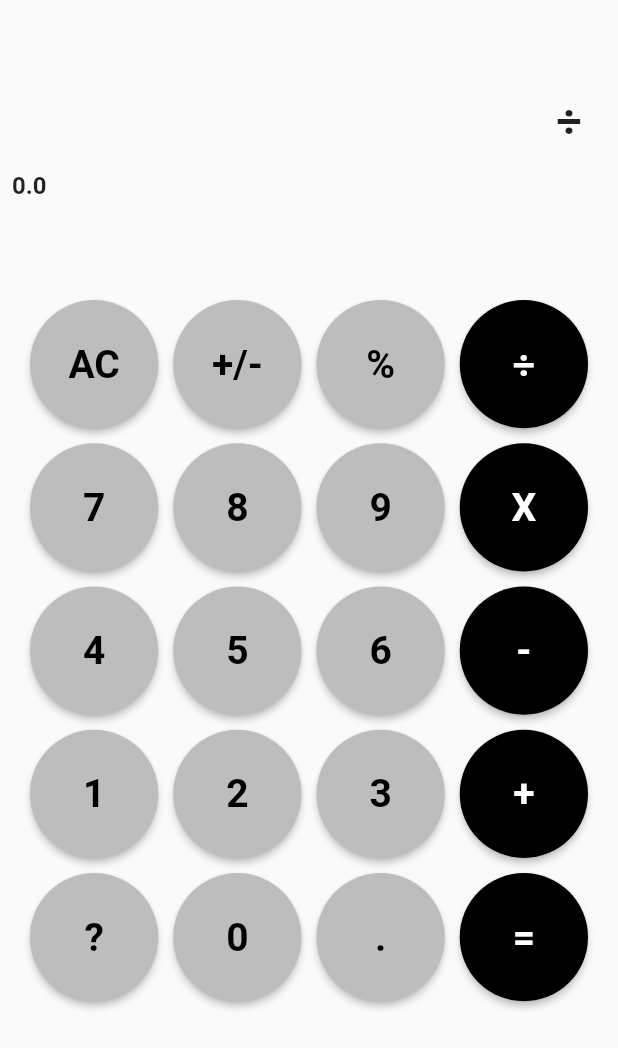
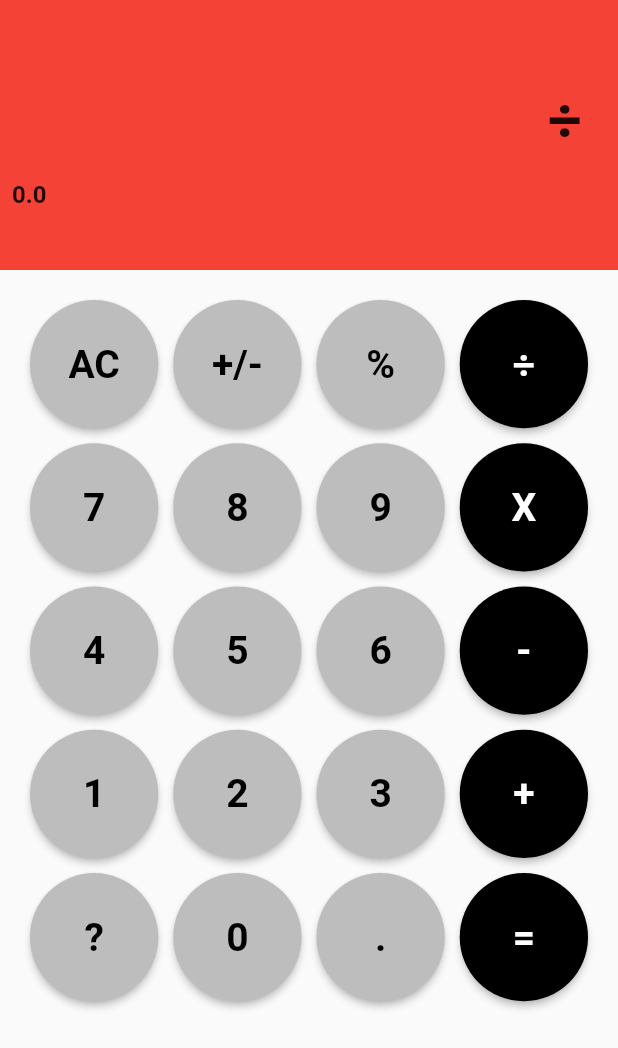
Before and after one commit to Alexandrehs/calculator, a Flutter app: the screen it shows after launch, after a tap on an icon or button, on a phone screen of 412 x 824 dp. Shown: the top 1048 px of the screen. Run offline on Flutter 3.47's test engine with Material 2 defaults, Android fonts, the phone set to English and light mode, and no system bars.

```diff
--- a/lib/main.dart
+++ b/lib/main.dart
@@ -24,6 +24,7 @@ class MyApp extends StatelessWidget {
   Widget build(BuildContext context) {
     return MaterialApp(
       title: 'Calculator',
+      debugShowCheckedModeBanner: false,
       theme: ThemeData(
         primarySwatch: Colors.blue,
       ),
--- a/lib/models/operations_model.dart
+++ b/lib/models/operations_model.dart
@@ -51,12 +51,16 @@ class OperationsModel extends ChangeNotifier {
         return;
       }
       if (_sizeDigitsOfFirstDigit > 0 && _firstDigitsForOperation != 0) {
+        try {
           _secondDigitsForOperation = double.parse(
             _digits
                 .substring(_sizeDigitsOfFirstDigit, _digits.length)
                 .split(operator)
                 .first,
           );
+        } catch (e) {
+          _secondDigitsForOperation = 0;
+        }
 
         switch (_operatorSymbol) {
           case '+':
--- a/lib/widgets/visor_widget.dart
+++ b/lib/widgets/visor_widget.dart
@@ -11,27 +11,28 @@ class VisorWidget extends StatelessWidget {
 
   @override
   Widget build(BuildContext context) {
-    return SizedBox(
+    return Container(
       height: 180,
+      width: double.infinity,
+      color: Colors.red,
       child: Padding(
         padding: const EdgeInsets.all(8.0),
         child: Column(
           mainAxisAlignment: MainAxisAlignment.center,
-          children: [
-            Row(
-              mainAxisAlignment: MainAxisAlignment.end,
+          crossAxisAlignment: CrossAxisAlignment.end,
           children: [
             Padding(
               padding: const EdgeInsets.all(16.0),
+              child: FittedBox(
+                fit: BoxFit.scaleDown,
                 child: Text(
                   value,
                   style: const TextStyle(
-                      fontSize: 30,
+                    fontSize: 40,
                     fontWeight: FontWeight.bold,
                   ),
                 ),
               ),
-              ],
             ),
             Row(
               mainAxisAlignment: MainAxisAlignment.start,
```
Lines whose indentation alone changed are shown as unchanged.
